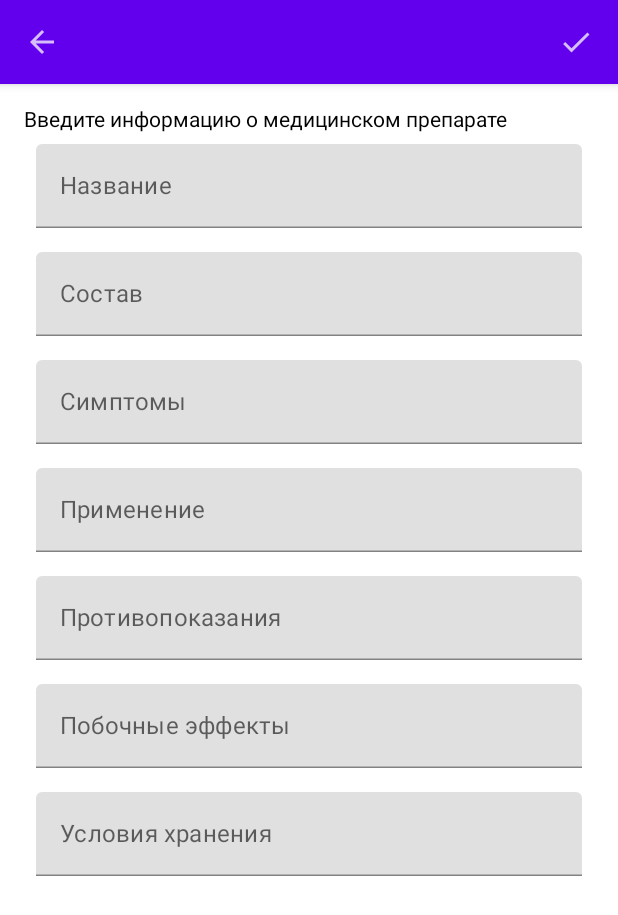
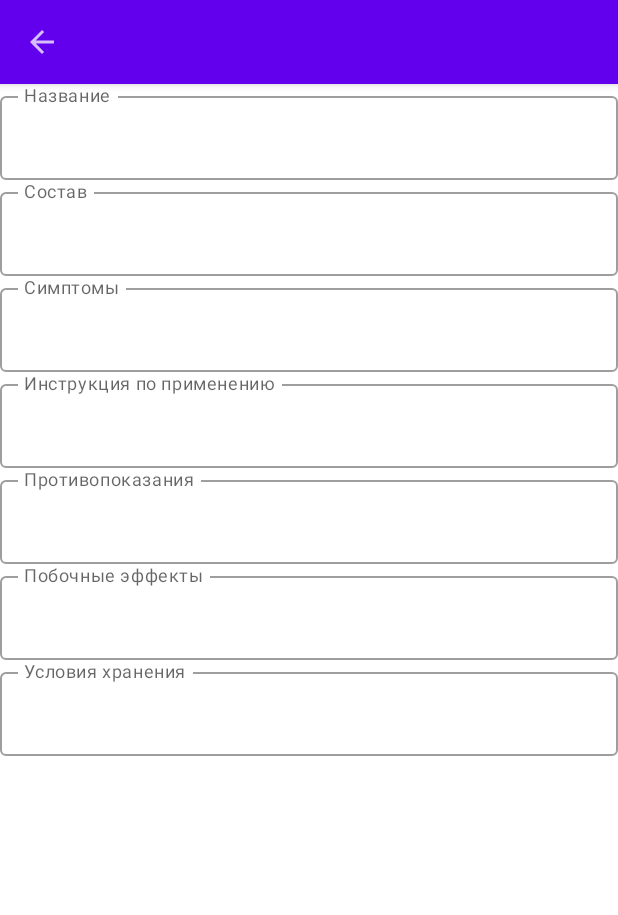
Before and after one commit to prayfortherain/Medicine_Chest, an Android app built with Jetpack Compose: the MedicineInput screen opened directly, with no data from a screen before it, after a tap on "Save", on a phone screen of 412 x 824 dp. Shown: the top 915 px of the screen. Run offline under Robolectric (Android 15) with nearby library versions, the phone set to English and light mode, and no system bars; our stand-ins replace Room's generated code.

```diff
--- a/app/src/main/java/com/example/medicinechest/InfoActivity.kt
+++ b/app/src/main/java/com/example/medicinechest/InfoActivity.kt
@@ -2,6 +2,7 @@ package com.example.medicinechest
 
 import android.annotation.SuppressLint
 import android.os.Bundle
+import android.widget.Toast
 import androidx.activity.ComponentActivity
 import androidx.activity.compose.setContent
 import androidx.compose.foundation.BorderStroke
@@ -54,6 +55,7 @@ class InfoActivity : ComponentActivity() {
             if (id != null) {
                 viewModel.getById(id)
             }
+            Toast.makeText(this, "$id", Toast.LENGTH_SHORT).show()
             viewModel.medicine.observe(this) {
                 medicine = it
             }
@@ -89,7 +91,9 @@ class InfoActivity : ComponentActivity() {
 
 @Composable
 fun Chapter(heading: String, description: String) {
-    Column(modifier = Modifier.fillMaxWidth().padding(4.dp),
+    Column(modifier = Modifier
+        .fillMaxWidth()
+        .padding(4.dp),
         horizontalAlignment = Alignment.CenterHorizontally,
         verticalArrangement = Arrangement.Center) {
         Text(
--- a/app/src/main/java/com/example/medicinechest/MedicineInput.kt
+++ b/app/src/main/java/com/example/medicinechest/MedicineInput.kt
@@ -2,41 +2,45 @@ package com.example.medicinechest
 
 import android.annotation.SuppressLint
 import android.os.Bundle
+import android.widget.Toast
 import androidx.activity.ComponentActivity
 import androidx.activity.compose.setContent
 import androidx.compose.foundation.layout.Column
 import androidx.compose.foundation.layout.Spacer
 import androidx.compose.foundation.layout.fillMaxWidth
-import androidx.compose.foundation.layout.padding
-import androidx.compose.material.Button
 import androidx.compose.material.Icon
 import androidx.compose.material.IconButton
+import androidx.compose.material.OutlinedTextField
 import androidx.compose.material.Scaffold
 import androidx.compose.material.Text
-import androidx.compose.material.TextField
 import androidx.compose.material.TopAppBar
 import androidx.compose.material.icons.Icons
 import androidx.compose.material.icons.filled.ArrowBack
 import androidx.compose.material.icons.filled.Check
+import androidx.compose.runtime.Composable
+import androidx.compose.runtime.MutableState
+import androidx.compose.runtime.getValue
+import androidx.compose.runtime.mutableStateOf
+import androidx.compose.runtime.remember
+import androidx.compose.runtime.setValue
 import androidx.compose.ui.Modifier
-import androidx.compose.ui.unit.dp
 import com.example.medicinechest.database.Dependencies
 import com.example.medicinechest.database.MainVM
-import com.example.medicinechest.database.Medicine
 
 class MedicineInput : ComponentActivity() {
     @SuppressLint("UnusedMaterialScaffoldPaddingParameter")
     override fun onCreate(savedInstanceState: Bundle?) {
         super.onCreate(savedInstanceState)
-        var name: String = ""
-        var composition: String = ""
-        var symptoms: String = ""
-        var instruction: String = ""
-        var contraindications: String = ""
-        var sideEffects: String = ""
-        var storageConditions: String = ""
         val viewModel: MainVM = MainVM(Dependencies.medicineRepository)
         setContent {
+            var name = remember { mutableStateOf(" ") }
+            var composition = remember { mutableStateOf(" ") }
+            var symptoms = remember { mutableStateOf(" ") }
+            var instruction = remember { mutableStateOf(" ") }
+            var contraindications = remember { mutableStateOf(" ") }
+            var sideEffects = remember { mutableStateOf(" ") }
+            var storageTemperature = remember { mutableStateOf(" ") }
+            var iconClickable by remember { mutableStateOf(true) }
             Scaffold(
                 topBar = {
                     TopAppBar {
@@ -49,8 +53,23 @@ class MedicineInput : ComponentActivity() {
                             )
                         }
                         Spacer(Modifier.weight(1f, true))
+                        if (iconClickable) {
                             IconButton(onClick = {
-                            //val medicine = Medicine(name = name, composition = composition, symptoms = symptoms, contraindications = contraindications, storageTemperature = storageConditions, sideEffects = sideEffects, instruction = instruction)
+                                viewModel.insertMedicine(
+                                    name = name.value,
+                                    composition = composition.value,
+                                    symptoms = symptoms.value,
+                                    contraindications = contraindications.value,
+                                    storageTemperature = storageTemperature.value,
+                                    sideEffects = sideEffects.value,
+                                    instruction = instruction.value
+                                )
+                                Toast.makeText(
+                                    this@MedicineInput,
+                                    "Лекарство было добавлено.",
+                                    Toast.LENGTH_SHORT
+                                ).show()
+                                iconClickable = false
                             }) {
                                 Icon(
                                     Icons.Filled.Check,
@@ -59,74 +78,31 @@ class MedicineInput : ComponentActivity() {
                             }
                         }
                     }
+                }
 
             ) {
-                Column(
-                    modifier = Modifier.padding(16.dp)
-                ) {
-                    Text(text = "Введите информацию о медицинском препарате")
-
-                    TextField(
-                        value = name,
-                        onValueChange = { name = it },
-                        label = { androidx.compose.material.Text("Название") },
-                        modifier = Modifier
-                            .padding(8.dp)
-                            .fillMaxWidth()
-                    )
-
-                    TextField(
-                        value = composition,
-                        onValueChange = { composition = it },
-                        label = { androidx.compose.material.Text("Состав") },
-                        modifier = Modifier
-                            .padding(8.dp)
-                            .fillMaxWidth()
-                    )
-
-                    TextField(
-                        value = symptoms,
-                        onValueChange = { symptoms = it },
-                        label = { androidx.compose.material.Text("Симптомы") },
-                        modifier = Modifier
-                            .padding(8.dp)
-                            .fillMaxWidth()
-                    )
-                    TextField(
-                        value = instruction,
-                        onValueChange = { instruction = it },
-                        label = { androidx.compose.material.Text("Применение") },
-                        modifier = Modifier
-                            .padding(8.dp)
-                            .fillMaxWidth()
-                    )
-                    TextField(
-                        value = contraindications,
-                        onValueChange = { contraindications = it },
-                        label = { androidx.compose.material.Text("Противопоказания") },
-                        modifier = Modifier
-                            .padding(8.dp)
-                            .fillMaxWidth()
-                    )
-                    TextField(
-                        value = sideEffects,
-                        onValueChange = { sideEffects = it },
-                        label = { androidx.compose.material.Text("Побочные эффекты") },
-                        modifier = Modifier
-                            .padding(8.dp)
-                            .fillMaxWidth()
-                    )
-                    TextField(
-                        value = storageConditions,
-                        onValueChange = { storageConditions = it },
-                        label = { androidx.compose.material.Text("Условия хранения") },
-                        modifier = Modifier
-                            .padding(8.dp)
-                            .fillMaxWidth()
-                    )
-
+                Column {
+                    EditableTextField(value = name, "Название")
+                    EditableTextField(value = composition, "Состав")
+                    EditableTextField(value = symptoms, "Симптомы")
+                    EditableTextField(value = instruction, "Инструкция по применению")
+                    EditableTextField(value = contraindications, "Противопоказания")
+                    EditableTextField(value = sideEffects, "Побочные эффекты")
+                    EditableTextField(value = storageTemperature, "Условия хранения")
                 }
             }
         }
     }
 }
+
+@Composable
+fun EditableTextField(value: MutableState<String>, field: String) {
+    OutlinedTextField(
+        value = value.value,
+        onValueChange = { newValue ->
+            value.value = newValue
+        },
+        label = { Text(field) },
+        modifier = Modifier.fillMaxWidth(),
+    )
+}
--- a/app/src/main/java/com/example/medicinechest/database/InfoViewModel.kt
+++ b/app/src/main/java/com/example/medicinechest/database/InfoViewModel.kt
@@ -1,5 +1,6 @@
 package com.example.medicinechest.database
 
+import android.util.Log
 import androidx.lifecycle.MutableLiveData
 import androidx.lifecycle.ViewModel
 import androidx.lifecycle.viewModelScope
--- a/app/src/main/java/com/example/medicinechest/database/MainViewModel.kt
+++ b/app/src/main/java/com/example/medicinechest/database/MainViewModel.kt
@@ -8,14 +8,12 @@ import com.example.medicinechest.database.MedicineRepository
 import kotlinx.coroutines.launch
 
 class MainVM(private val MedicineRepository: MedicineRepository): ViewModel() {
-    var name: MutableLiveData<String> = MutableLiveData<String>()
+    var id: MutableLiveData<Int> = MutableLiveData()
     var temp_list1: MutableLiveData<List<String>> = MutableLiveData()
     var medslist: MutableLiveData<List<Medicine>> = MutableLiveData()
-    var otherlists: MutableLiveData<List<Medicine>> = MutableLiveData()
-    var newmedicine: MutableLiveData<Medicine> = MutableLiveData()
-    fun getNameByID(id: Int){
+    fun getNameByID(name: String){
         viewModelScope.launch {
-            name.value = MedicineRepository.getNameByID(id)
+            id.value = MedicineRepository.getNameByID(name)
         }
     }
     fun getMedicinesList(listName: String){
@@ -29,9 +27,21 @@ class MainVM(private val MedicineRepository: MedicineRepository): ViewModel() {
         }
     }
 
-    fun insertMedicine(medicine: Medicine){
+    fun insertMedicine(name : String, composition : String, symptoms : String, contraindications : String, storageTemperature : String, sideEffects : String, instruction : String){
         viewModelScope.launch {
-            //newmedicine.value = MedicineRepository.insertMedicine(medicine)
+            MedicineRepository.insertMedicine(name, composition, symptoms, contraindications, storageTemperature, sideEffects, instruction)
+        }
+    }
+
+    fun deleteMedicine(medicine: Int){
+        viewModelScope.launch {
+            if(temp_list1.value!!.size == 1){
+                val id = temp_list1.value!!.indexOf(MedicineRepository.getById(medicine).symptoms)
+                temp_list1.value!!.drop(id)
+            }
+            medslist.value!!.drop(medicine)
+            MedicineRepository.deleteMedicine(medicine)
+
         }
     }
 }
--- a/app/src/main/java/com/example/medicinechest/database/MedicineDao.kt
+++ b/app/src/main/java/com/example/medicinechest/database/MedicineDao.kt
@@ -16,8 +16,8 @@ interface MedicineDao {
     @Query("SELECT * FROM Medicine WHERE id = :id")
     suspend fun getById(id: Int): Medicine // берем лекарство по ID
 
-    @Query("SELECT name FROM Medicine WHERE id = :id")
-    suspend fun getNameById(id: Int): String
+    @Query("SELECT id FROM Medicine WHERE name = :name")
+    suspend fun getNameById(name: String): Int
 
     @Query("SELECT symptoms FROM Medicine") // списки
     suspend fun getLists(): List<String>
@@ -25,6 +25,9 @@ interface MedicineDao {
     @Update
     fun updateMeds(medicine : Medicine)
 
-    @Insert
-    fun insertMedicine(medicine : Medicine)
+    @Delete
+    fun deleteMedicine(medicine: Medicine)
+
+    @Query("INSERT INTO Medicine (name, composition, symptoms, contraindications, storageTemperature,sideEffects, instruction) VALUES (:name, :composition, :symptoms, :contraindications, :storageTemperature, :sideEffects, :instruction)")
+    fun addMedicine(name : String, composition : String, symptoms : String, contraindications : String, storageTemperature : String, sideEffects : String, instruction : String)
 }
```
Also changed, not shown: app/src/main/java/com/example/medicinechest/MainActivity.kt (+78 -27 lines), app/src/main/java/com/example/medicinechest/database/MedicineRepository.kt (+11 -5 lines). Lines whose indentation alone changed are shown as unchanged.
